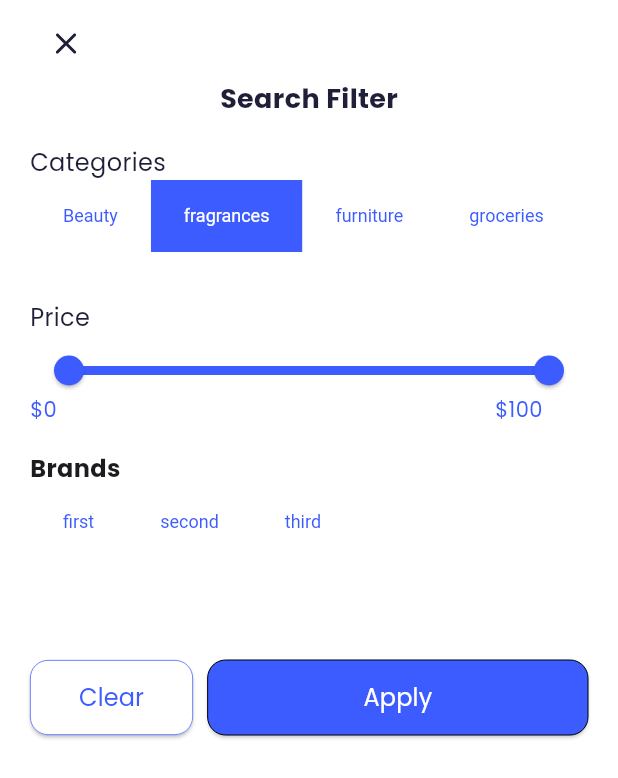
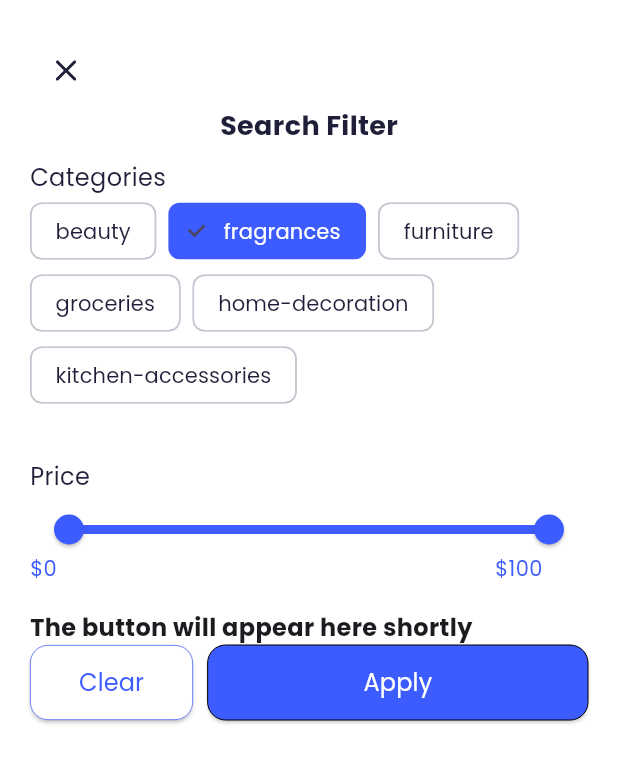
Before and after one commit to pratikgpm/digitalSalt, a Flutter app: the FilterBottomSheet widget shown alone on an empty page, opened directly, after a tap on "fragrances", on a phone screen of 412 x 824 dp. Shown: the top 778 px of the screen. Run offline on Flutter 3.47's test engine with Material 3 defaults, Android fonts, the phone set to English and light mode, and no system bars; our stand-ins replace firebase_auth, firebase_core, flutter_riverpod, flutter_svg, persistent_bottom_nav_bar; accounts and stored records are empty; network calls fail.

Commit message:
filter button implemented

```diff
--- a/lib/core/theme/theme.dart
+++ b/lib/core/theme/theme.dart
@@ -4,7 +4,6 @@ import 'package:flutter/material.dart';
 class AppTheme {
   static ThemeData get theme {
     return ThemeData(
-      primarySwatch: Colors.blue,
       fontFamily: 'poppins',
       scaffoldBackgroundColor: Pallete.whiteColor,
     );
--- /dev/null
+++ b/lib/features/controller/categoryController.dart
@@ -0,0 +1,26 @@
+import 'package:flutter_riverpod/flutter_riverpod.dart';
+
+final SelectedCategoriesNotifierProvider = NotifierProvider<SelectedCategoriesNotifier,List<String>>
+  ((){
+  return SelectedCategoriesNotifier();
+});
+
+class SelectedCategoriesNotifier extends Notifier<List<String>>{
+
+  @override
+  List<String> build() {
+
+    return ([]);
+  }
+
+  void addCategory(String name){
+    state = [...state,name];
+  }
+  void remoreCatefory(String name){
+    state = state.where((element) => element != name).toList();
+  }
+  bool isAvailable(String name){
+    return state.any((element) => element == name);
+  }
+
+}
--- a/lib/features/controller/filterController.dart
+++ b/lib/features/controller/filterController.dart
@@ -1,19 +1,22 @@
 import 'package:flutter/material.dart';
 import 'package:flutter/foundation.dart';
+import 'package:flutter_riverpod/flutter_riverpod.dart';
 
 import '../home/model/product_model.dart';
 import '../services/filterProduct.dart';
 
-class FilterProvider extends ChangeNotifier {
-  final _filterRepository = filterRepository();
+
+
+class FilterProvider extends StateNotifier<bool>  {
+  FilterProvider() : super(false);
   final List<Product> allProducts = [];
   final List<Product> filteredProduct = [];
+  final _filterRepository = filterRepository();
   final List<String> categories = [];
   bool isLoading = false;
 
   Future<void> fetchFilterProducts() async {
     isLoading = true;
-    notifyListeners();
     try {
       List<Product> newProduct = await _filterRepository.filterProduct();
       if (newProduct.isEmpty) {
@@ -25,7 +28,7 @@ class FilterProvider extends ChangeNotifier {
       print("custom exception occur");
     } finally {
       isLoading = false;
-      notifyListeners();
+
     }
   }
 
@@ -40,6 +43,5 @@ class FilterProvider extends ChangeNotifier {
     print(filteredProduct.length.toString());
 
 // Apply filter logic here
-  notifyListeners();
   }
 }
--- /dev/null
+++ b/lib/features/home/view/widgets/categoryChip.dart
@@ -0,0 +1,46 @@
+import 'package:digital_salt/features/controller/categoryController.dart';
+import 'package:flutter/material.dart';
+import 'package:flutter_riverpod/flutter_riverpod.dart';
+
+import '../../../../core/theme/app_pallete.dart';
+
+class desi extends ConsumerWidget {
+  final List<String> cat;
+
+  const desi(this.cat, {super.key});
+
+  @override
+  Widget build(BuildContext context, WidgetRef ref) {
+    final selectedCategoriesNotifierController =
+        ref.read(SelectedCategoriesNotifierProvider);
+    return Wrap(
+      spacing: 8.0,
+      children: cat.map((category) {
+        final isselected = ref
+            .read(SelectedCategoriesNotifierProvider.notifier)
+            .isAvailable(category);
+        // final isselected = selectedCategories.contains(category);
+        return FilterChip(
+          label: Text(
+            category,
+            style: TextStyle(
+                color:
+                    isselected ? Pallete.whiteColor : Pallete.headingFontColr),
+          ),
+          selected: isselected,
+          onSelected: (_) {
+            isselected
+                ? ref
+                    .read(SelectedCategoriesNotifierProvider.notifier)
+                    .remoreCatefory(category)
+                : ref
+                    .read(SelectedCategoriesNotifierProvider.notifier)
+                    .addCategory(category);
+          },
+          selectedColor: Pallete.bgBlue,
+          backgroundColor: Pallete.whiteColor,
+        );
+      }).toList(),
+    );
+  }
+}
--- a/lib/features/home/view/widgets/filterBottomMenu.dart
+++ b/lib/features/home/view/widgets/filterBottomMenu.dart
@@ -1,38 +1,30 @@
 // filter_bottom_sheet.dart
 import 'package:digital_salt/core/widget/customButton.dart';
+import 'package:digital_salt/features/controller/categoryController.dart';
 import 'package:digital_salt/features/home/model/product_model.dart';
-import 'package:digital_salt/features/services/filterProduct.dart';
-import 'package:flutter/cupertino.dart';
 import 'package:flutter/material.dart';
-import 'package:flutter/widgets.dart';
+import 'package:flutter_riverpod/flutter_riverpod.dart';
 import 'package:flutter_svg/flutter_svg.dart';
-import 'package:provider/provider.dart';
-
 import '../../../../core/theme/app_pallete.dart';
-import '../../../controller/filterController.dart';
-import 'categoryToggleButtons.dart';
+import '../../../services/filterProduct.dart';
+import 'categoryChip.dart';
 import 'customRangeSlider.dart';
 
-class FilterBottomSheet extends StatefulWidget {
+class FilterBottomSheet extends ConsumerStatefulWidget {
   @override
   _FilterBottomSheetState createState() => _FilterBottomSheetState();
 }
 
-class _FilterBottomSheetState extends State<FilterBottomSheet> {
-  List<bool> _sizeSelections = [false, false, false];
-  List<bool> _stateSelections = [false, false, false, false, false];
-  List<String> _selectedCategories = [];
-  List<String> _selectedBrands = [];
+class _FilterBottomSheetState extends ConsumerState<FilterBottomSheet> {
   RangeValues _selectedRange = RangeValues(20, 80);
-  List<String> cato = [
-    "Beauty",
+  List<String> _categories = [
+    "beauty",
     "fragrances",
-    // "furniture",
-    // "groceries",
-    // "home-decoration",
-    // "kitchen-accessories"
+    "furniture",
+    "groceries",
+    "home-decoration",
+    "kitchen-accessories"
   ];
-  late FilterProvider filterProvider;
 
   void _onRangeChanged(RangeValues values) {
     setState(() {
@@ -44,23 +36,23 @@ class _FilterBottomSheetState extends State<FilterBottomSheet> {
   void initState() {
     // TODO: implement initState
     super.initState();
-    filterProvider = FilterProvider();
-    filterProvider.fetchFilterProducts();
-
   }
 
   @override
   Widget build(BuildContext context) {
-    return Consumer<FilterProvider>(builder: (context, value, child) {
+    final selectedCategories = ref.watch(SelectedCategoriesNotifierProvider);
+    //initially empty will contain result
+    final filterProduct = ref.watch(resultProvider);
+    final myList = ref.watch(SelectedCategoriesNotifierProvider);
+    //contain all product
+    final allData = ref.watch(AllProductProvider);
     return Container(
-        height: 500,
-        padding: EdgeInsets.symmetric(horizontal: 20.0),
+      constraints: BoxConstraints(maxHeight: 500),
+      padding: EdgeInsets.symmetric(horizontal: 20.0, vertical: 10),
       child: Column(
         crossAxisAlignment: CrossAxisAlignment.start,
+        mainAxisAlignment: MainAxisAlignment.end,
         children: [
-            const SizedBox(
-              height: 5,
-            ),
           IconButton(
               onPressed: () {
                 Navigator.pop(context);
@@ -76,7 +68,7 @@ class _FilterBottomSheetState extends State<FilterBottomSheet> {
             ),
           ),
           const SizedBox(
-              height: 18,
+            height: 10,
           ),
           const Text(
             "Categories",
@@ -85,22 +77,8 @@ class _FilterBottomSheetState extends State<FilterBottomSheet> {
                 fontWeight: FontWeight.w500,
                 color: Pallete.headingFontColr),
           ),
-            SingleChildScrollView(
-              scrollDirection: Axis.horizontal,
-              child: CategoryToggleButtons(
-                categories: [
-                  "Beauty",
-                  "fragrances",
-                  "furniture",
-                  "groceries",
-                  "home-decoration",
-                  "kitchen-accessories"
-                ],
-                onSelectedCategoriesChanged: (selectedCategories) {
-                  _selectedCategories = selectedCategories;
-                },
-              ),
-            ),
+          desi(_categories),
+
           const SizedBox(
             height: 12,
           ),
@@ -119,17 +97,11 @@ class _FilterBottomSheetState extends State<FilterBottomSheet> {
             onChanged: _onRangeChanged,
           ),
           const SizedBox(height: 20),
+          // const Spacer(),
           const Text(
-              'Brands',
+            'The button will appear here shortly',
             style: TextStyle(fontSize: 16, fontWeight: FontWeight.bold),
           ),
-            CategoryToggleButtons(
-              categories: ["first", "second", "third"],
-              onSelectedCategoriesChanged: (selectedCategories) {
-                _selectedBrands = selectedCategories;
-              },
-            ),
-            const Spacer(),
           Row(
             mainAxisAlignment: MainAxisAlignment.spaceBetween,
             children: [
@@ -139,10 +111,7 @@ class _FilterBottomSheetState extends State<FilterBottomSheet> {
                   isInverse: true,
                   title: "Clear",
                   onPressed: () {
-                      setState(() {
-                        _sizeSelections = [false, false, false];
-                        _stateSelections = [false, false, false, false, false];
-                      });
+                    ref.invalidate(SelectedCategoriesNotifierProvider);
                     Navigator.pop(context);
                   },
                 ),
@@ -155,8 +124,21 @@ class _FilterBottomSheetState extends State<FilterBottomSheet> {
                 child: customButton(
                   title: "Apply",
                   onPressed: () {
-                      filterProvider.addData(cato);
-                      print(filterProvider.filteredProduct.length.toString());
+                    ref.invalidate(resultProvider);
+                    allData.when(
+                      data: (data) {
+                        List<Product> my = data
+                            .where((element) => ref
+                                .read(SelectedCategoriesNotifierProvider)
+                                .contains(element.category))
+                            .toList();
+                        ref.read(resultProvider.notifier).upDate(my);
+                      },
+                      error: (error, stackTrace) => Text("error coccut"),
+                      loading: () => null,
+                    );
+                    print(selectedCategories.length.toString());
+                    Navigator.pop(context);
                   },
                 ),
               ),
@@ -168,7 +150,6 @@ class _FilterBottomSheetState extends State<FilterBottomSheet> {
         ],
       ),
     );
-    },);
   }
 }
 
--- a/lib/features/services/filterProduct.dart
+++ b/lib/features/services/filterProduct.dart
@@ -1,15 +1,22 @@
 import 'dart:convert';
-
 import 'package:digital_salt/features/home/model/product_model.dart';
-
+import 'package:flutter_riverpod/flutter_riverpod.dart';
 import 'package:http/http.dart' as http;
 
+final FilterAPIProvider =
+    Provider<filterRepository>((ref) => filterRepository());
+
+final AllProductProvider = FutureProvider<List<Product>>(
+    (ref) => ref.read(FilterAPIProvider).filterProduct());
+
+final resultProvider = StateNotifierProvider<myResult,List<Product>>((ref) => myResult());
+
 class filterRepository {
-  static const String _baseURL = 'https://dummyjson.com/products';
+  final String _baseURL = 'https://dummyjson.com/products';
 
   Future<List<Product>> filterProduct() async {
     final responce = await http.get(Uri.parse(
-        '$_baseURL?limit=0&select=id,title,brand,price,discountPercentage,images,category'));
+        '${_baseURL.trim()}?limit=0&select=id,title,brand,price,discountPercentage,images,category'));
     if (responce.statusCode == 200) {
       List<dynamic> jsonResponce = jsonDecode(responce.body)['products'];
       return jsonResponce.map((data) => Product.fromJson(data)).toList();
@@ -17,4 +24,17 @@ class filterRepository {
       throw Exception("Something went wrong");
     }
   }
+
 }
+
+
+
+class myResult extends StateNotifier<List<Product>>{
+  myResult(): super([]);
+
+  void upDate(List<Product> proList){
+    state = [];
+    state = proList;
+  }
+
+}
--- a/pubspec.yaml
+++ b/pubspec.yaml
@@ -34,16 +34,20 @@ dependencies:
 
   flutter:
     sdk: flutter
+  flutter_riverpod: ^2.5.1
   flutter_svg: ^2.0.10+1
   http: ^1.2.2
   persistent_bottom_nav_bar: ^6.2.1
   provider: ^6.1.2
+  equatable:
+
 
 dev_dependencies:
+  riverpod_generator:
   flutter_lints: ^3.0.0
   flutter_test:
     sdk: flutter
-
+  build_runner: ^2.4.9
 # For information on the generic Dart part of this file, see the
 # following page: https://dart.dev/tools/pub/pubspec
 # The following section is specific to Flutter packages.
```
Also changed, not shown: lib/features/home/view/pages/account_page.dart (+9 -4 lines), lib/features/home/view/pages/filterSearch_page.dart (+37 -47 lines), lib/features/home/view/pages/message_page.dart (+13 -5 lines), lib/main.dart (+7 -13 lines), pubspec.lock. Lines whose indentation alone changed are shown as unchanged.
